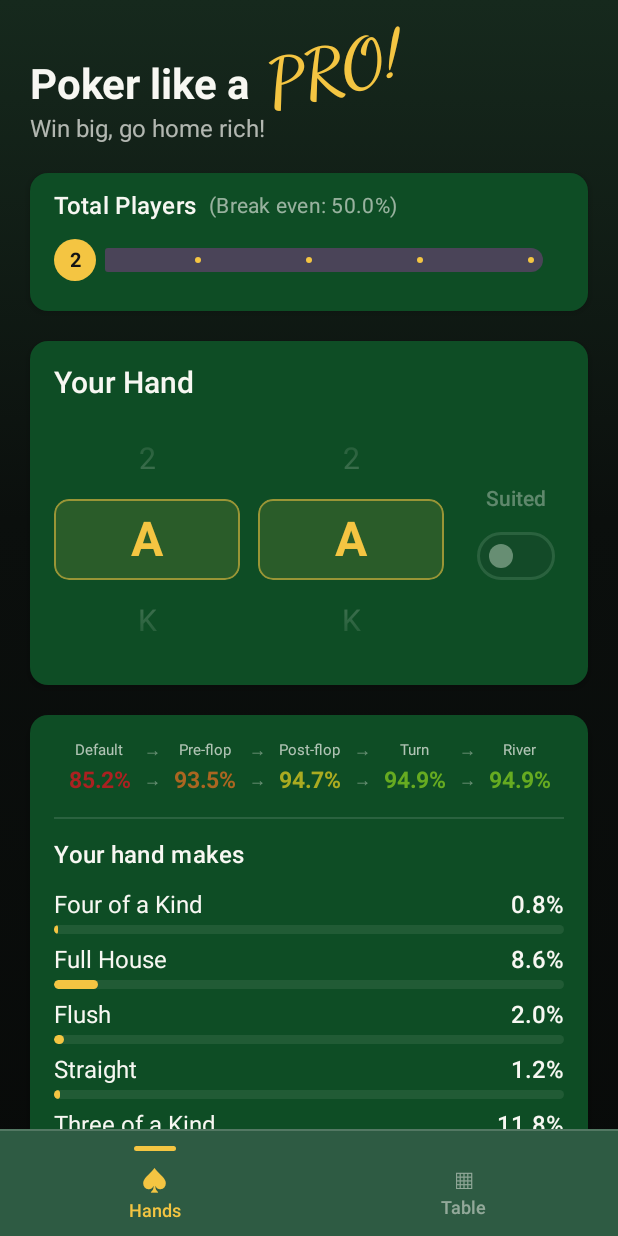
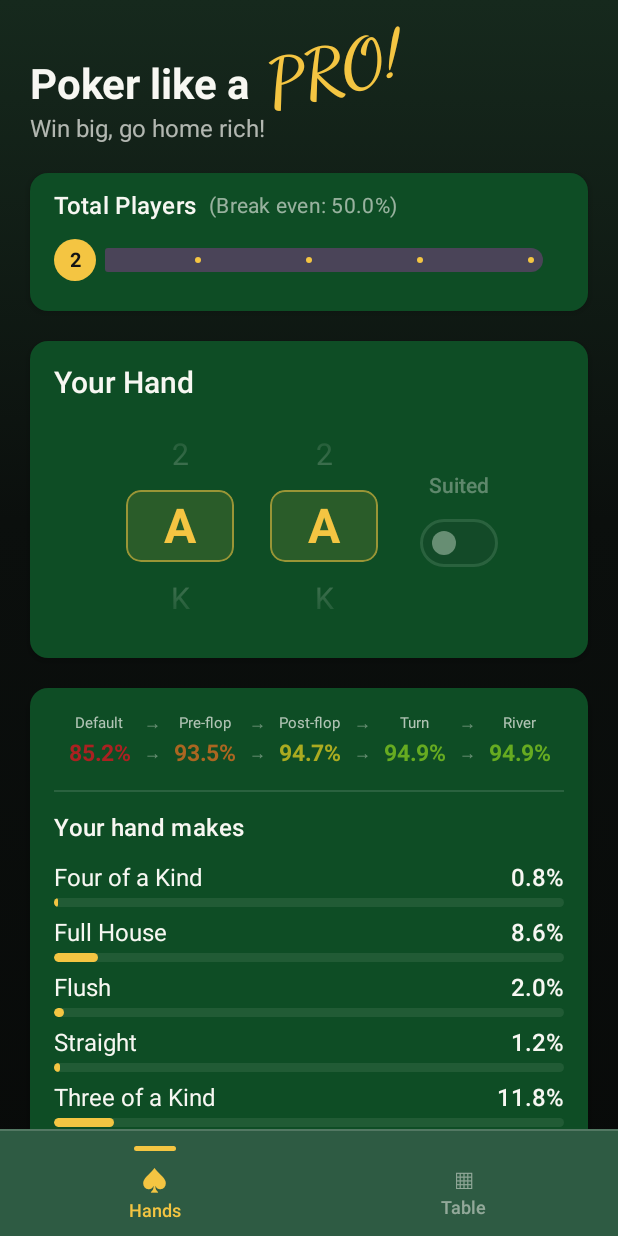
Before and after one commit to vtlinh/Poker-Stats, an Android app built with Jetpack Compose: the screen it shows after launch (MainActivity), on a phone screen of 412 x 824 dp. Run offline under Robolectric (Android 15) with nearby library versions, the phone set to English and light mode, and no system bars.

Commit message:
Compact hand wheels with a wider touch area
Revert the visible wheel to the old compact look (fixed 72dp selection
rectangle, 48dp rows) instead of the enlarged/weight-based version. Keep
only the touch improvement: the wheel's draggable footprint is 92dp, wider
than the 72dp visible rectangle, so it's easier to grab without making the
wheel look bigger.

Co-Authored-By: Claude Opus 4.8 <noreply@anthropic.com>
Claude-Session: https://claude.ai/code/session_01D5xi7EShBRkmNiwZD8aWrQ

```diff
--- a/app/src/main/java/com/pokerstats/odds/ui/PokerScreen.kt
+++ b/app/src/main/java/com/pokerstats/odds/ui/PokerScreen.kt
@@ -146,14 +146,15 @@ private fun HandsTab(state: PokerUiState, viewModel: PokerViewModel) {
         SectionCard(title = "Your Hand") {
             Row(
                 modifier = Modifier.fillMaxWidth(),
+                horizontalArrangement = Arrangement.Center,
                 verticalAlignment = Alignment.CenterVertically,
             ) {
-                // Wheels expand to fill the row so the draggable area is as wide
-                // as possible (easier to grab).
-                RankWheel(state.rank1, viewModel::setRank1, Modifier.weight(1f))
+                // Compact wheels; each wheel's touch area (92dp) is wider than its
+                // visible 72dp rectangle, so it's easier to grab.
+                RankWheel(state.rank1, viewModel::setRank1, Modifier.width(92.dp))
+                Spacer(Modifier.width(4.dp))
+                RankWheel(state.rank2, viewModel::setRank2, Modifier.width(92.dp))
                 Spacer(Modifier.width(12.dp))
-                RankWheel(state.rank2, viewModel::setRank2, Modifier.weight(1f))
-                Spacer(Modifier.width(16.dp))
                 SuitedControl(
                     isPair = state.isPair,
                     suited = state.suited,
@@ -285,7 +286,10 @@ private fun RankWheel(
 ) {
     val ranks = remember { Rank.entries.sortedByDescending { it.value } } // A..2
     val n = ranks.size
-    val itemHeight = 54.dp   // taller rows = a bigger touch target
+    val itemHeight = 48.dp
+    // The visible selection rectangle stays compact; the surrounding `modifier`
+    // width is the (larger) draggable touch area.
+    val windowWidth = 72.dp
 
     // Start deep in a virtually-infinite list, aligned so `selected` is centered.
     val start = remember {
@@ -320,10 +324,10 @@ private fun RankWheel(
 
     val surface = MaterialTheme.colorScheme.surface
     Box(modifier = modifier.height(itemHeight * 3), contentAlignment = Alignment.Center) {
-        // Selection window highlight.
+        // Selection window highlight — fixed compact width (the visible rectangle).
         Box(
             Modifier
-                .fillMaxWidth()
+                .width(windowWidth)
                 .height(itemHeight)
                 .clip(RoundedCornerShape(10.dp))
                 .background(MaterialTheme.colorScheme.primary.copy(alpha = 0.12f))
```
